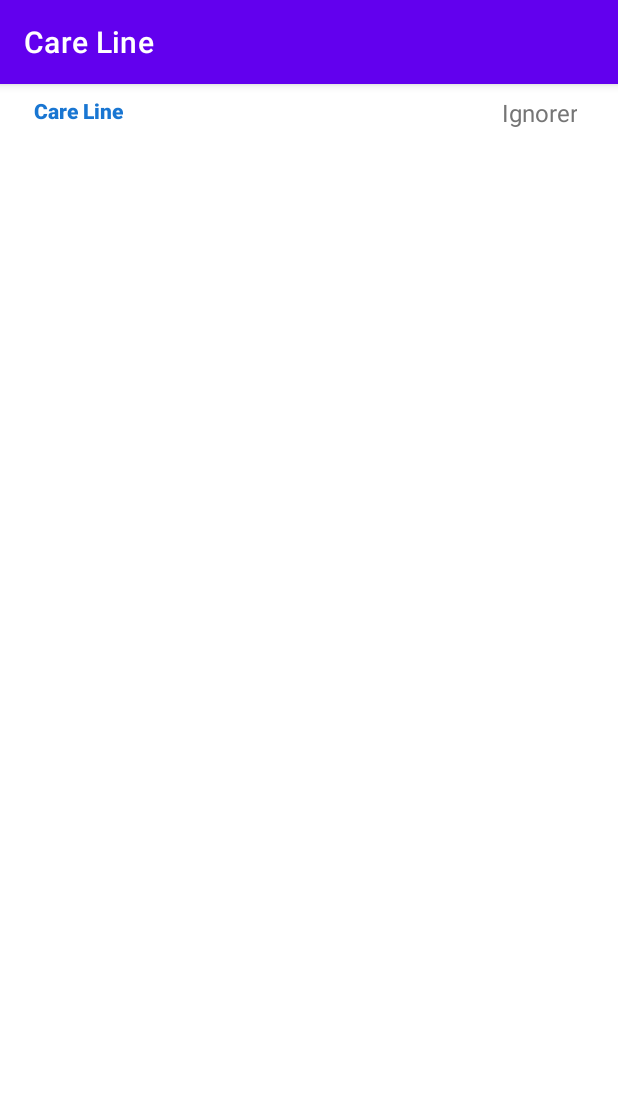
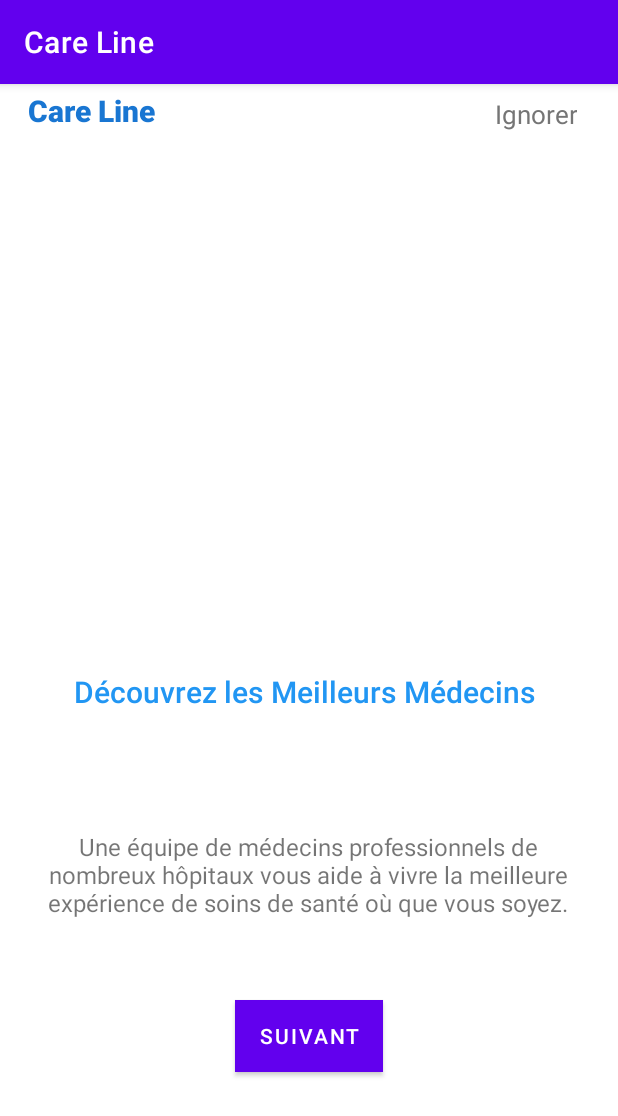
Before and after one commit to nouhelion/didactic-chainsaw, an Android app: the screen it shows after launch (MainActivity), on a phone screen of 412 x 824 dp. Shown: the top 1116 px of the screen. Run offline under Robolectric (Android 15) with nearby library versions, the phone set to English and light mode, and no system bars.

Commit message:
first page

```diff
--- a/app/src/main/res/layout/activity_main.xml
+++ b/app/src/main/res/layout/activity_main.xml
@@ -17,7 +17,7 @@
         android:text="@string/ignore"
         android:textAlignment="viewEnd"
         android:textColor="#757575"
-        android:textSize="16sp"
+        android:textSize="17sp"
         app:layout_constraintStart_toStartOf="parent"
         app:layout_constraintTop_toTopOf="parent" />
 
@@ -25,12 +25,69 @@
         android:id="@+id/textView"
         android:layout_width="wrap_content"
         android:layout_height="wrap_content"
-        android:layout_marginTop="8dp"
-        android:layout_marginEnd="237dp"
+        android:layout_marginTop="4dp"
+        android:layout_marginEnd="216dp"
         android:fontFamily="sans-serif-black"
         android:text="@string/app_name"
         android:textColor="#1976D2"
+        android:textSize="20sp"
         app:layout_constraintEnd_toStartOf="@+id/textview"
         app:layout_constraintTop_toTopOf="parent" />
 
+    <TextView
+        android:id="@+id/textView2"
+        android:layout_width="wrap_content"
+        android:layout_height="wrap_content"
+        android:layout_marginStart="70dp"
+        android:layout_marginTop="360dp"
+        android:layout_marginEnd="55dp"
+        android:layout_marginBottom="300dp"
+        android:fontFamily="sans-serif-medium"
+        android:gravity="center"
+        android:text="@string/firstPP"
+        android:textColor="#2196F3"
+        android:textSize="20sp"
+        app:layout_constraintBottom_toBottomOf="parent"
+        app:layout_constraintEnd_toEndOf="parent"
+        app:layout_constraintHorizontal_bias="1.0"
+        app:layout_constraintStart_toStartOf="parent"
+        app:layout_constraintTop_toBottomOf="@+id/textView"
+        app:layout_constraintVertical_bias="0.504" />
+
+    <TextView
+        android:id="@+id/textView3"
+        android:layout_width="350dp"
+        android:layout_height="wrap_content"
+        android:layout_marginStart="163dp"
+        android:layout_marginTop="63dp"
+        android:layout_marginEnd="190dp"
+        android:layout_marginBottom="161dp"
+        android:gravity="center"
+        android:text="@string/firstP2p"
+        android:textSize="16sp"
+        app:layout_constraintBottom_toBottomOf="parent"
+        app:layout_constraintEnd_toEndOf="parent"
+        app:layout_constraintHorizontal_bias="0.455"
+        app:layout_constraintStart_toStartOf="parent"
+        app:layout_constraintTop_toBottomOf="@+id/textView2"
+        app:layout_constraintVertical_bias="0.95" />
+
+    <Button
+        android:id="@+id/button"
+        android:layout_width="wrap_content"
+        android:layout_height="wrap_content"
+        android:layout_marginStart="158dp"
+        android:layout_marginTop="54dp"
+        android:layout_marginEnd="159dp"
+        android:layout_marginBottom="58dp"
+        android:background="@color/blue"
+        android:text="@string/suivant"
+        app:layout_constraintBottom_toBottomOf="parent"
+        app:layout_constraintEnd_toEndOf="parent"
+        app:layout_constraintHorizontal_bias="0.4"
+        app:layout_constraintStart_toStartOf="parent"
+        app:layout_constraintTop_toBottomOf="@+id/textView3"
+        app:layout_constraintVertical_bias="0.0"
+        tools:ignore="TextContrastCheck" />
+
 </androidx.constraintlayout.widget.ConstraintLayout>
--- a/app/src/main/res/values/colors.xml
+++ b/app/src/main/res/values/colors.xml
@@ -8,4 +8,5 @@
     <color name="black">#FF000000</color>
     <color name="white">#FFFFFFFF</color>
     <color name="grey">#BABABA</color>
+    <color name="blue">#6798E1</color>
 </resources>
--- a/app/src/main/res/values/strings.xml
+++ b/app/src/main/res/values/strings.xml
@@ -2,4 +2,7 @@
     <string name="app_name">Care Line</string>
     <!-- strings for onboarding screen -->
     <string name="ignore">Ignorer</string>
+    <string name="firstPP">Découvrez les Meilleurs Médecins</string>
+    <string name="firstP2p">Une équipe de médecins professionnels de nombreux hôpitaux vous aide à vivre la meilleure expérience de soins de santé où que vous soyez.</string>
+    <string name="suivant">Suivant</string>
 </resources>
--- a/app/src/main/res/values/themes.xml
+++ b/app/src/main/res/values/themes.xml
@@ -13,4 +13,5 @@
         <item name="android:statusBarColor" tools:targetApi="l">?attr/colorPrimaryVariant</item>
         <!-- Customize your theme here. -->
     </style>
+
 </resources>
```
